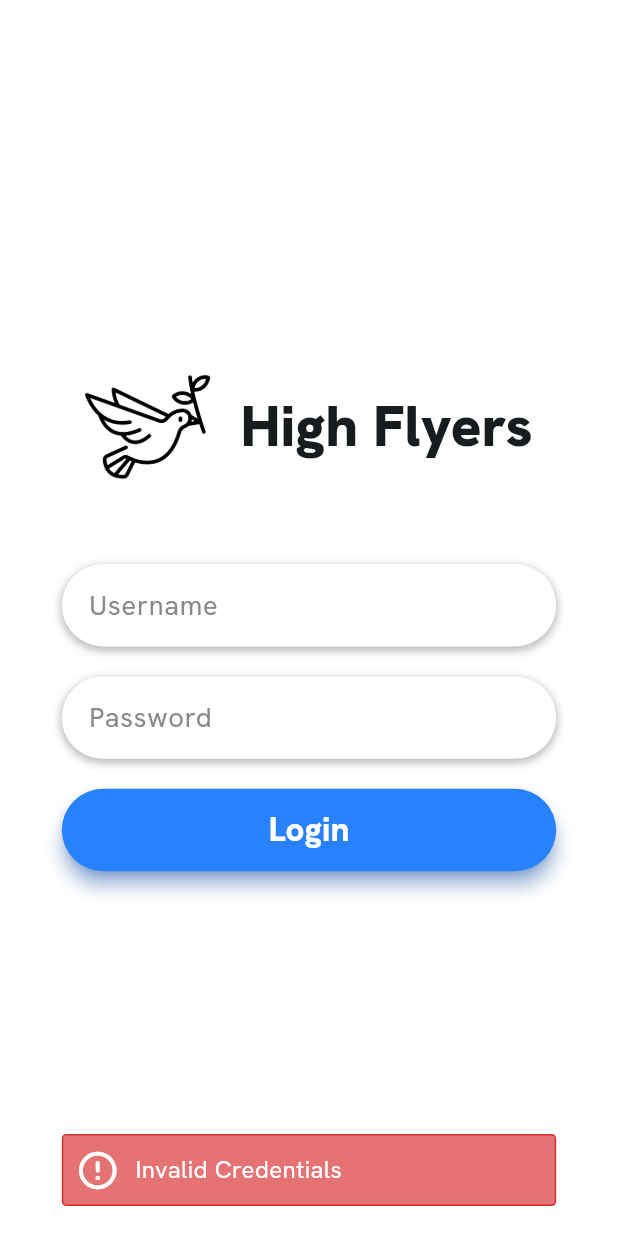
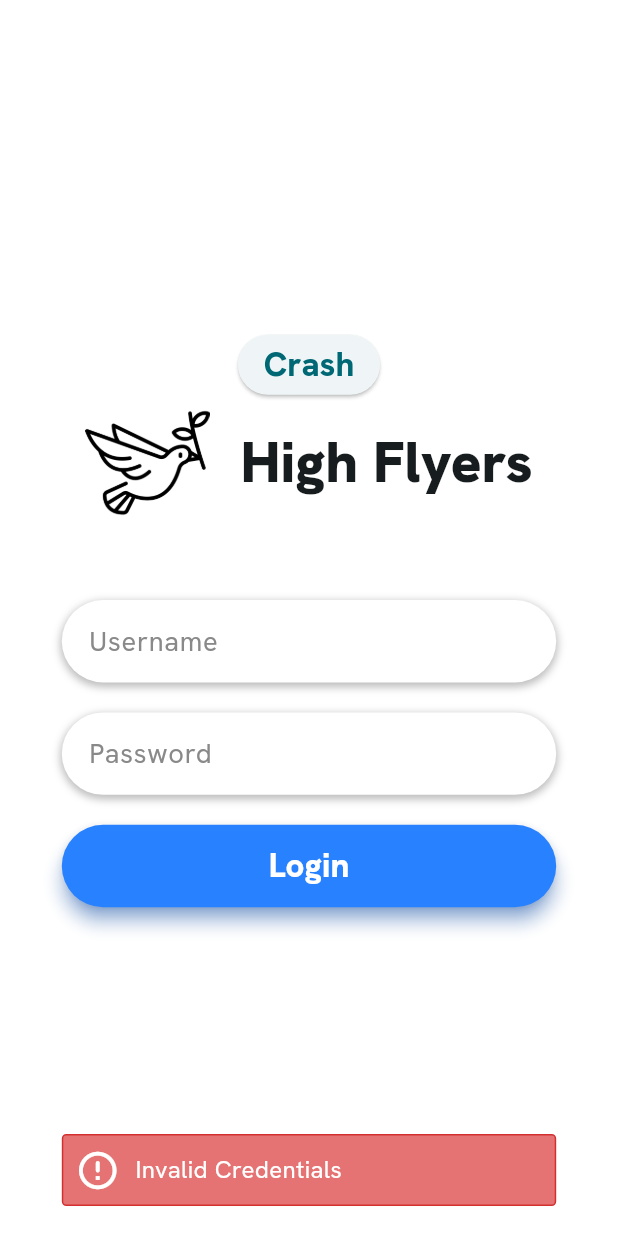
Before and after one commit to JJ38/HighFlyersApp, a Flutter app: the screen it shows after launch, after a tap on "Login", on a phone screen of 412 x 824 dp. Run offline on Flutter 3.47's test engine with Material 3 defaults, Android fonts, the phone set to English and light mode, and no system bars; drawn by our look-alikes of flutter_styled_toast; our stand-ins replace action_slider, cloud_firestore, firebase_auth, firebase_core, firebase_crashlytics, flutter_svg and 3 more; missing offline and left inert: google_maps_flutter_android, google_maps_flutter_platform_interface, map_launcher, widget_to_marker; accounts and stored records are empty.

Commit message:
added crashlytics for android with temp test crash button on login screen

```diff
--- a/lib/main.dart
+++ b/lib/main.dart
@@ -1,4 +1,6 @@
+import 'dart:async';
 import 'package:firebase_core/firebase_core.dart';
+import 'package:firebase_crashlytics/firebase_crashlytics.dart';
 import 'package:flutter_styled_toast/flutter_styled_toast.dart';
 import 'package:google_fonts/google_fonts.dart';
 import 'firebase_options.dart';
@@ -28,7 +30,15 @@ void main() async {
     options: DefaultFirebaseOptions.currentPlatform,
   );
 
-  runApp(MyApp());
+  FlutterError.onError = FirebaseCrashlytics.instance.recordFlutterFatalError;
+
+
+  runZonedGuarded(() {
+    runApp(const MyApp());
+  }, (error, stackTrace) {
+    FirebaseCrashlytics.instance.recordError(error, stackTrace, fatal: true);
+  });
+
 }
 
 class MyApp extends StatelessWidget {
--- a/lib/screens/login_screen.dart
+++ b/lib/screens/login_screen.dart
@@ -1,3 +1,4 @@
+import 'package:firebase_crashlytics/firebase_crashlytics.dart';
 import 'package:flutter/material.dart';
 import 'package:high_flyers_app/controllers/login_screen_controller.dart';
 import 'package:high_flyers_app/components/button_pill.dart';
@@ -40,6 +41,10 @@ class _LoginScreenState extends State<LoginScreen> {
         child: Column(
           mainAxisAlignment: MainAxisAlignment.center,
           children: [
+            ElevatedButton(
+              onPressed: () => FirebaseCrashlytics.instance.crash(),
+              child: const Text('Crash'),
+            ),
             Row(
               mainAxisAlignment: MainAxisAlignment.center,
               children: [
--- a/pubspec.yaml
+++ b/pubspec.yaml
@@ -45,6 +45,7 @@ dependencies:
   map_launcher: ^4.4.1
   flutter_svg: ^2.2.0
   shared_preferences: ^2.5.3
+  firebase_crashlytics: ^5.0.1
 
 dev_dependencies:
   flutter_test:
```
Also changed, not shown: pubspec.lock, 5 other files.
